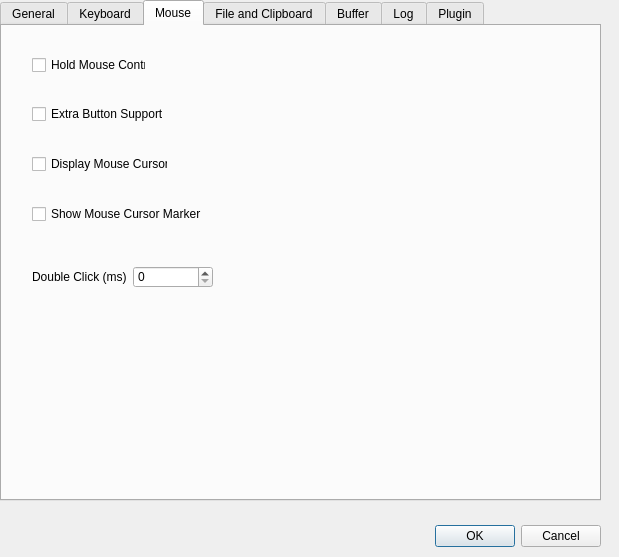
Above: src/GUI/preference_dialog.ui from funfun-dc5/qtbrynhildr before the change. Below: the same form after it.
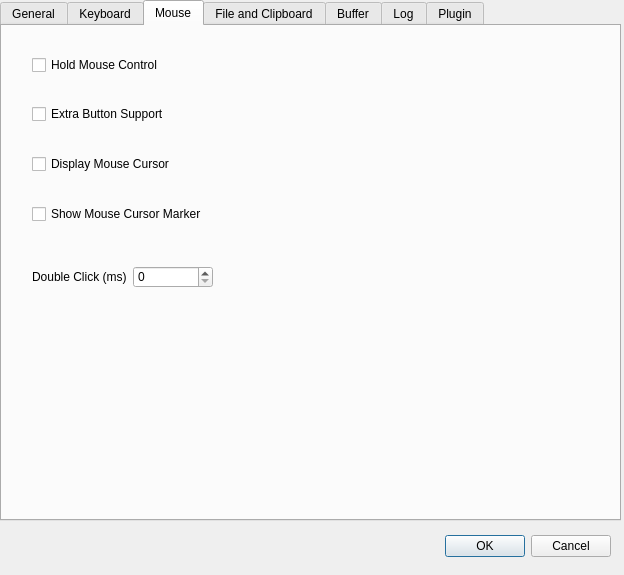
That is the form after the change. The open tabs and pages were chosen to show the change.

Commit message: updated preference dialog

Patch:
```diff
--- a/src/GUI/preference_dialog.ui
+++ b/src/GUI/preference_dialog.ui
@@ -6,8 +6,8 @@
    <rect>
     <x>0</x>
     <y>0</y>
-    <width>619</width>
-    <height>557</height>
+    <width>624</width>
+    <height>575</height>
    </rect>
   </property>
   <property name="windowTitle">
@@ -16,8 +16,8 @@
   <widget class="QDialogButtonBox" name="buttonBox">
    <property name="geometry">
     <rect>
-     <x>260</x>
-     <y>520</y>
+     <x>270</x>
+     <y>530</y>
      <width>341</width>
      <height>32</height>
     </rect>
@@ -34,8 +34,8 @@
     <rect>
      <x>0</x>
      <y>0</y>
-     <width>601</width>
-     <height>501</height>
+     <width>621</width>
+     <height>521</height>
     </rect>
    </property>
    <property name="currentIndex">
@@ -203,7 +203,7 @@
     <attribute name="title">
      <string>Mouse</string>
     </attribute>
-    <widget class="QWidget" name="layoutWidget">
+    <widget class="QWidget" name="layoutWidget_4">
      <property name="geometry">
       <rect>
        <x>30</x>
@@ -230,7 +230,7 @@
       <rect>
        <x>30</x>
        <y>31</y>
-       <width>114</width>
+       <width>181</width>
        <height>16</height>
       </rect>
      </property>
@@ -243,7 +243,7 @@
       <rect>
        <x>30</x>
        <y>80</y>
-       <width>131</width>
+       <width>181</width>
        <height>16</height>
       </rect>
      </property>
@@ -256,7 +256,7 @@
       <rect>
        <x>30</x>
        <y>130</y>
-       <width>136</width>
+       <width>181</width>
        <height>16</height>
       </rect>
      </property>
@@ -269,7 +269,7 @@
       <rect>
        <x>30</x>
        <y>180</y>
-       <width>171</width>
+       <width>181</width>
        <height>16</height>
       </rect>
      </property>
```
Left out of the diff: 42 changed lines with no effect on the pictures. The commit also changes 2 other files.
